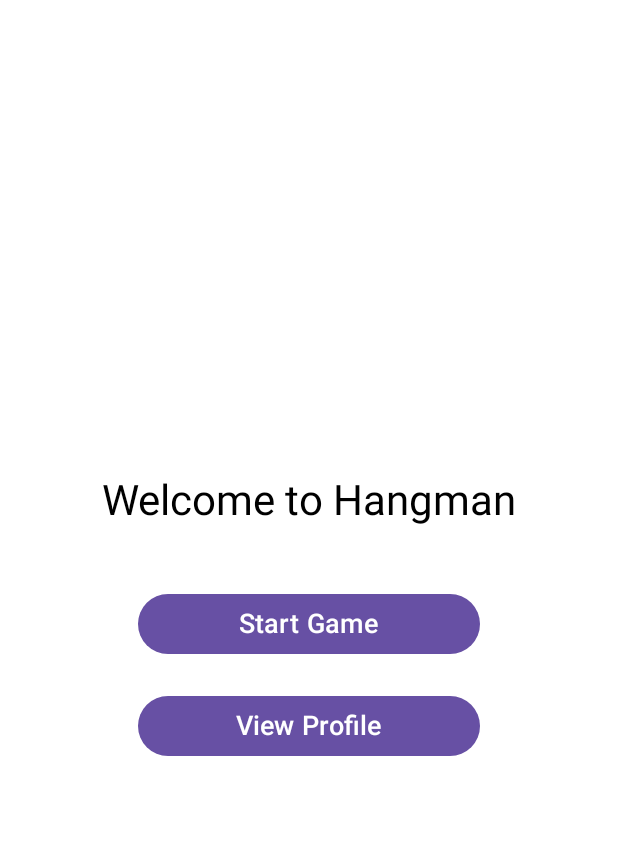
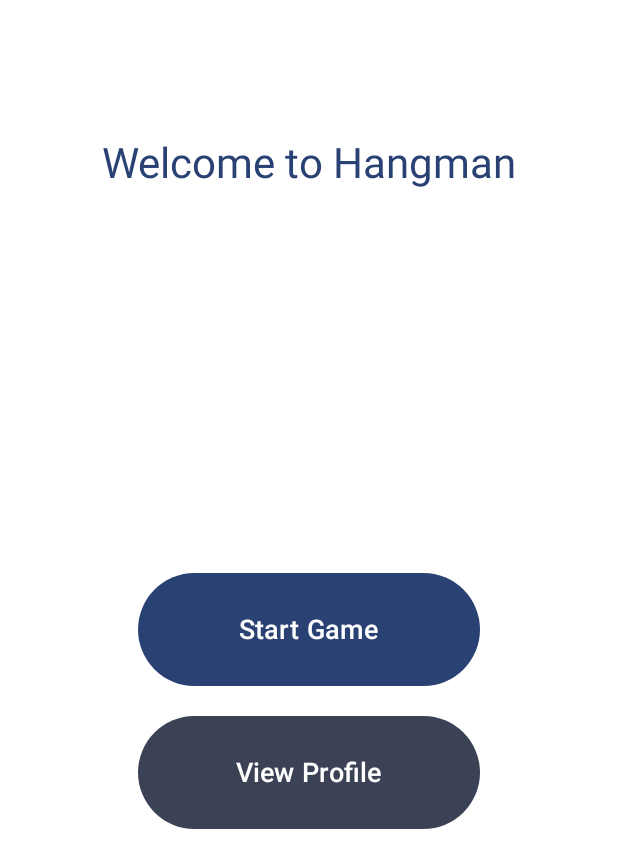
Before and after one commit to sgill33/Hangman, an Android app built with Jetpack Compose: the @Preview function PreviewStartScreen, on a phone screen of 412 x 824 dp. Shown: the top 868 px of the screen. Run offline under Robolectric (Android 15) with nearby library versions, the phone set to English and light mode, and no system bars.

Commit message:
feat: modified page to follow theme

```diff
--- a/app/src/main/java/com/zybooks/hangman/ui/screens/start/StartScreen.kt
+++ b/app/src/main/java/com/zybooks/hangman/ui/screens/start/StartScreen.kt
@@ -8,7 +8,7 @@ import androidx.compose.ui.Modifier
 import androidx.compose.ui.tooling.preview.Preview
 import androidx.compose.ui.unit.dp
 import androidx.compose.ui.unit.sp
-
+import com.zybooks.hangman.ui.theme.HangmanTheme
 
 @Composable
 fun StartScreen() {
@@ -16,42 +16,70 @@ fun StartScreen() {
         modifier = Modifier
             .fillMaxSize()
             .padding(16.dp),
-        verticalArrangement = Arrangement.Center,
         horizontalAlignment = Alignment.CenterHorizontally
     ) {
-        // Welcome text at the top
+        // Text at the top
         Text(
             text = "Welcome to Hangman",
             fontSize = 28.sp,
-            style = MaterialTheme.typography.headlineMedium
+            color = MaterialTheme.colorScheme.primary,
+            style = MaterialTheme.typography.headlineMedium,
+            modifier = Modifier.padding(top = 75.dp) // Adds space at the top
         )
 
-        Spacer(modifier = Modifier.height(40.dp)) // Space between text and buttons
+        // Spacer to push buttons to the middle
+        Spacer(modifier = Modifier.weight(1f))
 
+        // Buttons section (centered vertically)
+        Column(
+            horizontalAlignment = Alignment.CenterHorizontally,
+            modifier = Modifier.fillMaxWidth()
+        ) {
             // Start Game Button
             Button(
-            //onClick = { navController.navigate(Routes.Difficulty.route) }, // Navigate to difficulty selection
-            modifier = Modifier.fillMaxWidth(0.6f),
-            onClick = {}
+                onClick = {},
+                modifier = Modifier
+                    .fillMaxWidth(0.6f)
+                    .height(75.dp)
+                ,
+                colors = ButtonDefaults.buttonColors(containerColor = MaterialTheme.colorScheme.primary)
             ) {
-            Text(text = "Start Game", fontSize = 18.sp)
+                Text(
+                    text = "Start Game",
+                    fontSize = 18.sp,
+                    color = MaterialTheme.colorScheme.onPrimary
+                )
             }
 
             Spacer(modifier = Modifier.height(20.dp)) // Space between buttons
 
             // View Profile Button
             Button(
-            //onClick = { navController.navigate(Route.Profile.route) }, // Navigate to Profile
-            modifier = Modifier.fillMaxWidth(0.6f),
-            onClick = {}
+                onClick = {},
+                modifier = Modifier
+                    .fillMaxWidth(0.6f)
+                    .height(75.dp)
+                ,
+                colors = ButtonDefaults.buttonColors(containerColor = MaterialTheme.colorScheme.secondary)
             ) {
-            Text(text = "View Profile", fontSize = 18.sp)
-        }
+                Text(
+                    text = "View Profile",
+                    fontSize = 18.sp,
+                    color = MaterialTheme.colorScheme.onSecondary
+                )
             }
         }
 
-@Preview
+        // Spacer to push everything to the right position
+        Spacer(modifier = Modifier.weight(1f))
+    }
+}
+
+// ✅ Preview with the app theme
+@Preview(showBackground = true)
 @Composable
-fun PreviewStartScreen(){
+fun PreviewStartScreen() {
+    HangmanTheme {
         StartScreen()
     }
+}
```
Lines whose indentation alone changed are shown as unchanged.
